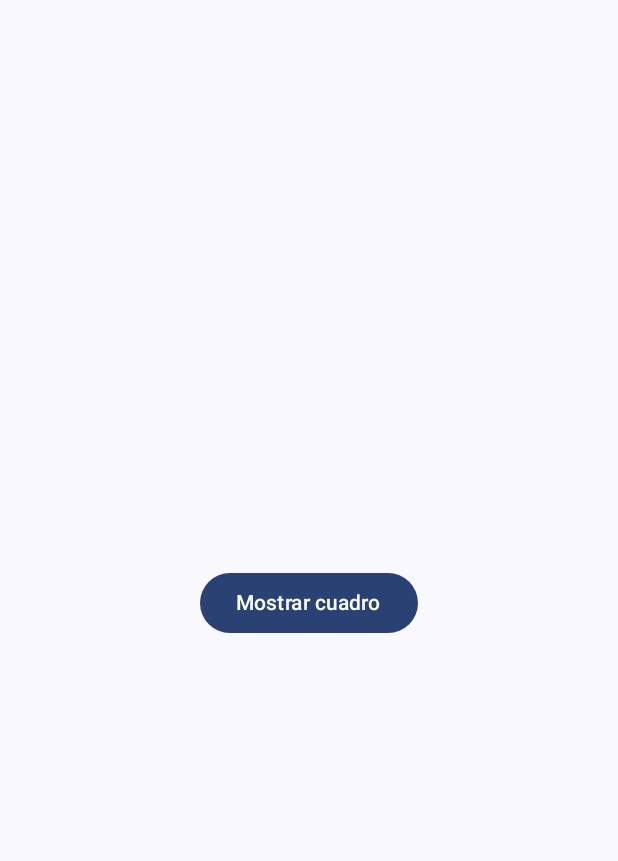
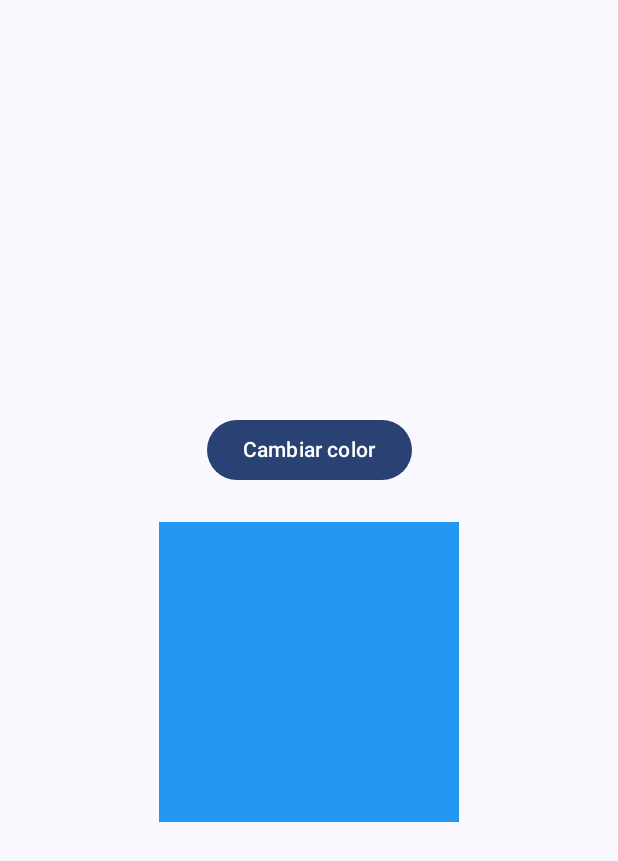
Before and after one commit to Yadira-26/Lab-13-Animaciones, an Android app built with Jetpack Compose: the screen it shows after launch (MainActivity), on a phone screen of 412 x 824 dp. Shown: the top 861 px of the screen. Run offline under Robolectric (Android 15) with nearby library versions, the phone set to English and light mode, and no system bars.

Commit message:
Cambio suave de color usando animateColorAsState y tween

```diff
--- a/app/src/main/java/com/example/lab13_animaciones/MainActivity.kt
+++ b/app/src/main/java/com/example/lab13_animaciones/MainActivity.kt
@@ -1,9 +1,9 @@
-package com.example.lab13_animaciones  // Asegúrate de que sea el nombre correcto
+package com.example.lab13_animaciones
 
 import android.os.Bundle
 import androidx.activity.ComponentActivity
 import androidx.activity.compose.setContent
-import androidx.compose.animation.*
+import androidx.compose.animation.animateColorAsState
 import androidx.compose.animation.core.tween
 import androidx.compose.foundation.background
 import androidx.compose.foundation.layout.*
@@ -24,7 +24,7 @@ class MainActivity : ComponentActivity() {
                     modifier = Modifier.fillMaxSize(),
                     color = MaterialTheme.colorScheme.background
                 ) {
-                    VisibilidadAnimada()
+                    CambioDeColorAnimado()
                 }
             }
         }
@@ -32,32 +32,31 @@ class MainActivity : ComponentActivity() {
 }
 
 @Composable
-fun VisibilidadAnimada() {
-    var visible by remember { mutableStateOf(false) }
+fun CambioDeColorAnimado() {
+    var isBlue by remember { mutableStateOf(true) }
+
+    val backgroundColor by animateColorAsState(
+        targetValue = if (isBlue) Color(0xFF2196F3) else Color(0xFF4CAF50),
+        animationSpec = tween(durationMillis = 2000),
+    )
 
     Column(
         modifier = Modifier
             .fillMaxSize()
-            .padding(20.dp),
+            .padding(24.dp),
         horizontalAlignment = Alignment.CenterHorizontally,
         verticalArrangement = Arrangement.Center
     ) {
-        Button(onClick = { visible = !visible }) {
-            Text(text = if (visible) "Ocultar cuadro" else "Mostrar cuadro")
+        Button(onClick = { isBlue = !isBlue }) {
+            Text(text = "Cambiar color")
         }
 
-        Spacer(modifier = Modifier.height(20.dp))
+        Spacer(modifier = Modifier.height(24.dp))
 
-        AnimatedVisibility(
-            visible = visible,
-            enter = fadeIn(animationSpec = tween(2000)) + scaleIn(animationSpec = tween(2000)),
-            exit = fadeOut(animationSpec = tween(2000)) + scaleOut(animationSpec = tween(2000))
-        ) {
-            Box(
-                modifier = Modifier
-                    .size(150.dp)
-                    .background(Color.Red)
-            )
-        }
+        Box(
+            modifier = Modifier
+                .size(200.dp)
+                .background(backgroundColor)
+        )
     }
 }
```
